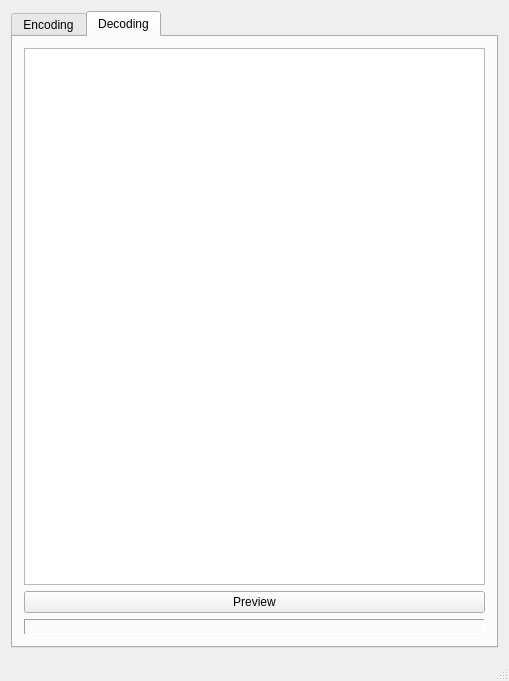
michas-eu/mc_base64_img, file mainwindow.ui: the form before one commit.
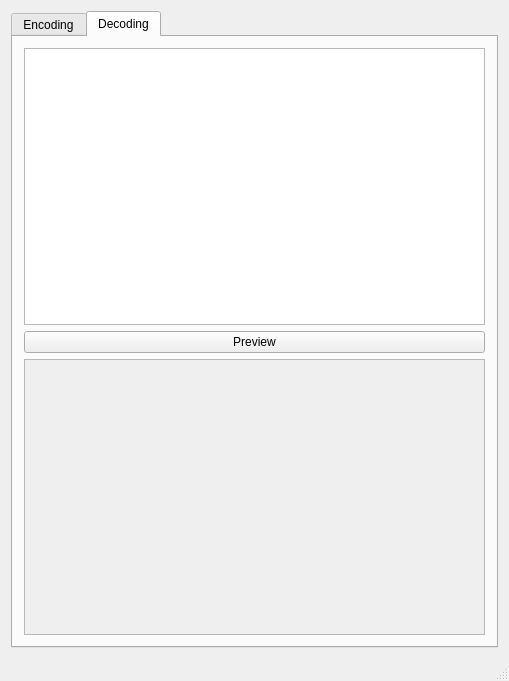
The form after the commit. The open tabs and pages were chosen to show the change.

What changed in the file:
```diff
--- a/mainwindow.ui
+++ b/mainwindow.ui
@@ -49,7 +49,13 @@
        </attribute>
        <layout class="QVBoxLayout" name="verticalLayout">
         <item>
-         <widget class="QPlainTextEdit" name="base64_input"/>
+         <widget class="QPlainTextEdit" name="base64_input">
+          <property name="font">
+           <font>
+            <family>Monospace</family>
+           </font>
+          </property>
+         </widget>
         </item>
         <item>
          <widget class="QPushButton" name="btn_convert">
@@ -59,16 +65,71 @@
          </widget>
         </item>
         <item>
-         <widget class="QLabel" name="img_box">
+         <widget class="QScrollArea" name="scrollArea">
+          <property name="autoFillBackground">
+           <bool>false</bool>
+          </property>
           <property name="frameShape">
-           <enum>QFrame::Panel</enum>
+           <enum>QFrame::StyledPanel</enum>
           </property>
           <property name="frameShadow">
-           <enum>QFrame::Sunken</enum>
+           <enum>QFrame::Raised</enum>
           </property>
-          <property name="text">
-           <string/>
+          <property name="widgetResizable">
+           <bool>true</bool>
           </property>
+          <widget class="QWidget" name="scrollAreaWidgetContents">
+           <property name="geometry">
+            <rect>
+             <x>0</x>
+             <y>0</y>
+             <width>467</width>
+             <height>277</height>
+            </rect>
+           </property>
+           <layout class="QVBoxLayout" name="verticalLayout_4">
+            <property name="spacing">
+             <number>0</number>
+            </property>
+            <property name="leftMargin">
+             <number>0</number>
+            </property>
+            <property name="topMargin">
+             <number>0</number>
+            </property>
+            <property name="rightMargin">
+             <number>0</number>
+            </property>
+            <property name="bottomMargin">
+             <number>0</number>
+            </property>
+            <item>
+             <widget class="QLabel" name="img_box">
+              <property name="sizePolicy">
+               <sizepolicy hsizetype="Preferred" vsizetype="Preferred">
+                <horstretch>0</horstretch>
+                <verstretch>0</verstretch>
+               </sizepolicy>
+              </property>
+              <property name="maximumSize">
+               <size>
+                <width>16777215</width>
+                <height>16777215</height>
+               </size>
+              </property>
+              <property name="frameShape">
+               <enum>QFrame::NoFrame</enum>
+              </property>
+              <property name="frameShadow">
+               <enum>QFrame::Sunken</enum>
+              </property>
+              <property name="text">
+               <string/>
+              </property>
+             </widget>
+            </item>
+           </layout>
+          </widget>
          </widget>
         </item>
        </layout>
```
Left out of the diff: 8 changed lines with no effect on the pictures.
